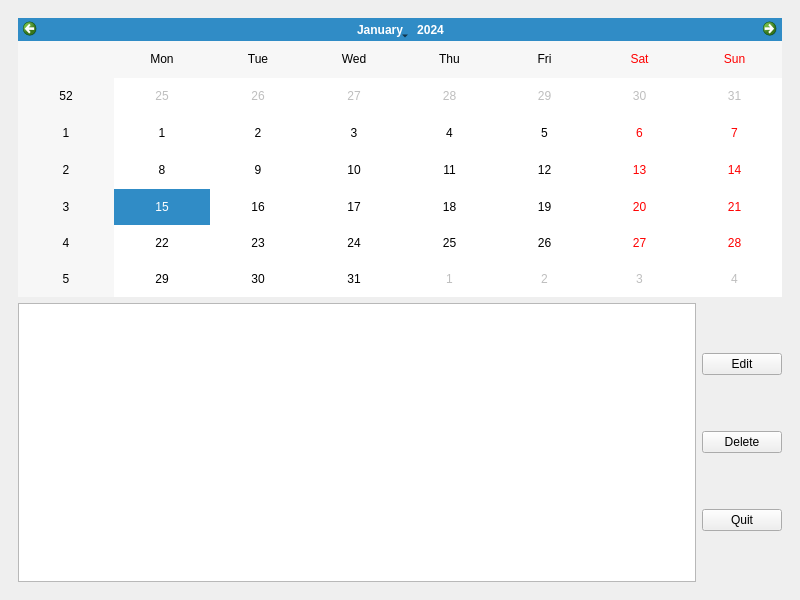
First picture: the form in Calendar/calendar.ui, repository irriv/kalenteri_projekti, before the edit.
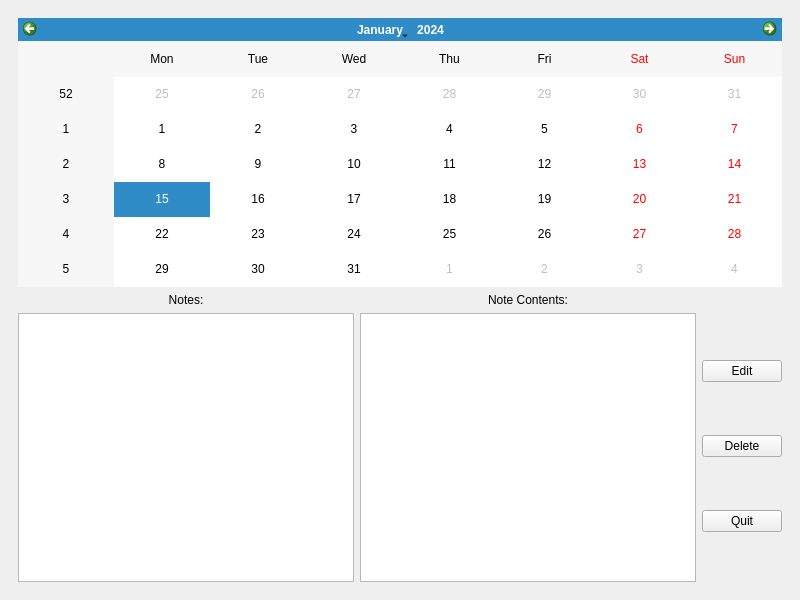
Second picture: the form after the edit.

Commit message: ListWidget added, implementation done, bug fixes

The edit to the form file:
```diff
--- a/Calendar/calendar.ui
+++ b/Calendar/calendar.ui
@@ -19,10 +19,13 @@
      <widget class="QStackedWidget" name="stackedWidget">
       <widget class="QWidget" name="calendarPage">
        <layout class="QGridLayout" name="gridLayout_3">
-        <item row="1" column="0">
+        <item row="0" column="0" colspan="3">
+         <widget class="QCalendarWidget" name="calendarWidget"/>
+        </item>
+        <item row="2" column="1">
          <widget class="QTextBrowser" name="textBrowser"/>
         </item>
-        <item row="1" column="1">
+        <item row="2" column="2">
          <layout class="QGridLayout" name="buttonGrid">
           <item row="0" column="0">
            <widget class="QPushButton" name="editButton">
@@ -47,8 +50,28 @@
           </item>
          </layout>
         </item>
-        <item row="0" column="0" colspan="2">
-         <widget class="QCalendarWidget" name="calendarWidget"/>
+        <item row="1" column="0">
+         <widget class="QLabel" name="label">
+          <property name="text">
+           <string>Notes:</string>
+          </property>
+          <property name="alignment">
+           <set>Qt::AlignCenter</set>
+          </property>
+         </widget>
+        </item>
+        <item row="1" column="1">
+         <widget class="QLabel" name="label_2">
+          <property name="text">
+           <string>Note Contents:</string>
+          </property>
+          <property name="alignment">
+           <set>Qt::AlignCenter</set>
+          </property>
+         </widget>
+        </item>
+        <item row="2" column="0">
+         <widget class="QListWidget" name="listWidget"/>
         </item>
        </layout>
       </widget>
```
The commit also changes 2 other files.
